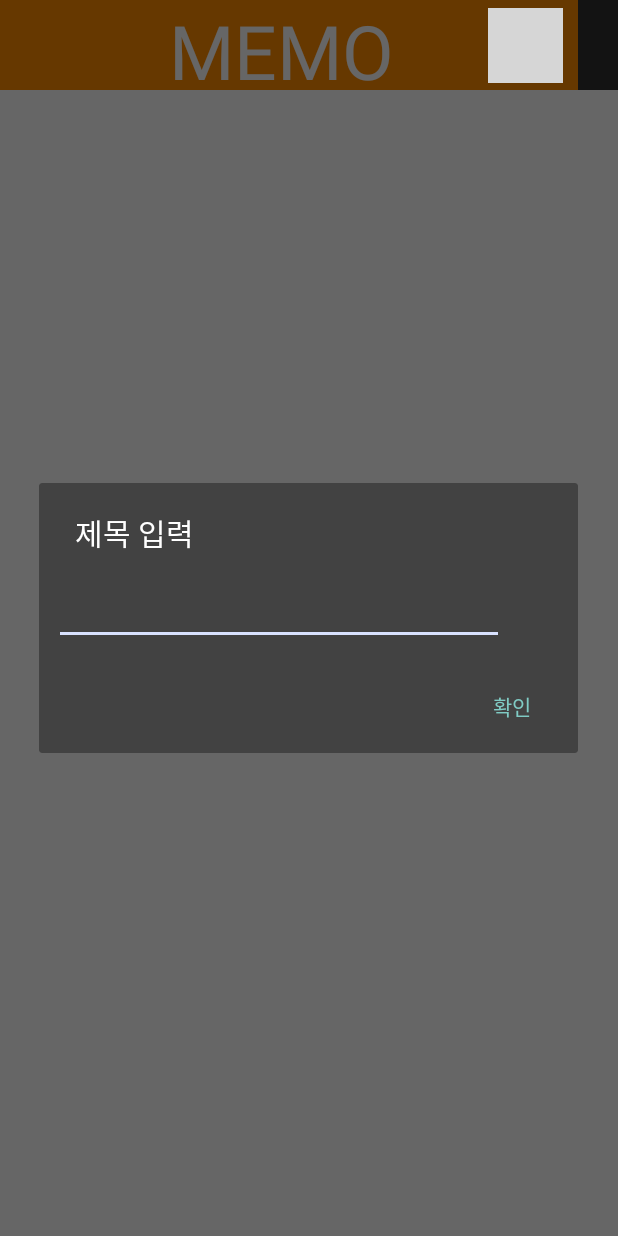
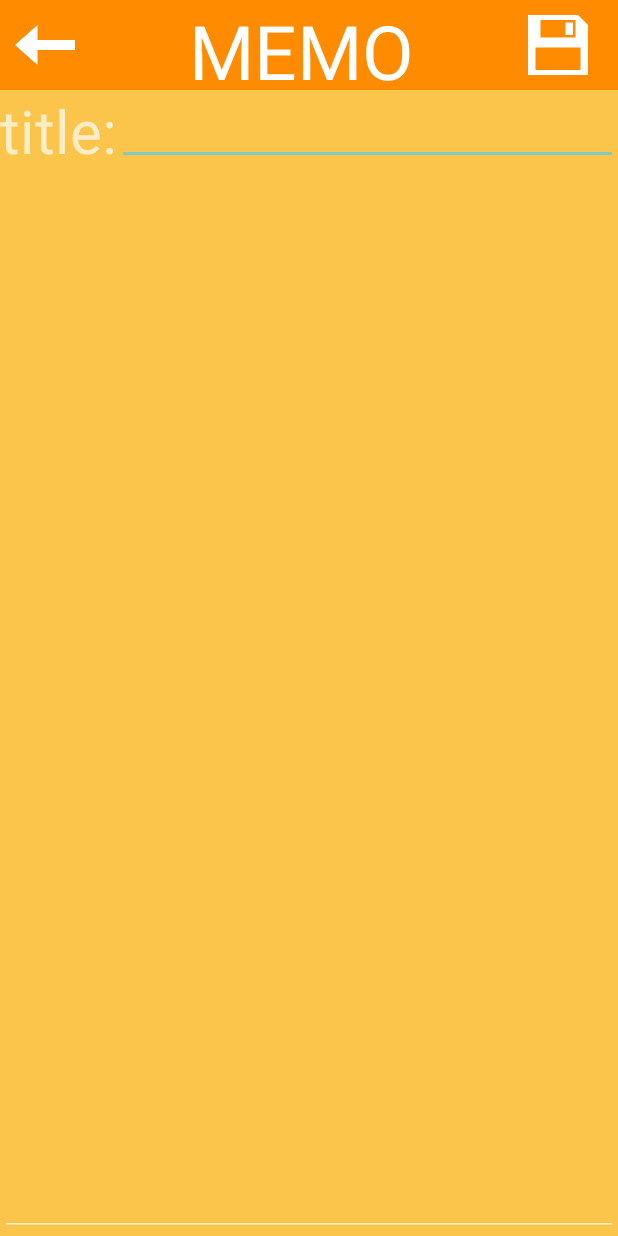
Before and after one commit to Hongsomang/MEMO, an Android app: the screen it shows after launch (MainActivity before the commit, MemoActivity after it), after a tap on an icon or button, on a phone screen of 412 x 824 dp. Run offline under Robolectric (Android 15) with nearby library versions, the phone set to English and light mode, and no system bars; grey boxes are pictures that could not be loaded.

Commit message:
메모UI

```diff
--- a/MEMO/app/src/main/AndroidManifest.xml
+++ b/MEMO/app/src/main/AndroidManifest.xml
@@ -15,6 +15,7 @@
                 <category android:name="android.intent.category.LAUNCHER"/>
             </intent-filter>
         </activity>
+        <activity android:name=".MemoActivity"></activity>
 
     </application>
     <uses-permission android:name="android.permission.INTERNET"/>
--- /dev/null
+++ b/MEMO/app/src/main/java/com/example/dsm2016/memo/DBHelper.java
@@ -0,0 +1,35 @@
+package com.example.dsm2016.memo;
+
+import android.content.Context;
+import android.content.DialogInterface;
+import android.database.sqlite.SQLiteDatabase;
+import android.database.sqlite.SQLiteOpenHelper;
+
+/**
+ * Created by dsm2016 on 2017-07-26.
+ */
+
+public class DBHelper extends SQLiteOpenHelper {
+    public static final int DATABASE_VERSION=1;
+    public DBHelper(Context context){
+        super(context,"testdb",null, DATABASE_VERSION);
+    }
+
+
+
+    @Override
+    public void onCreate(SQLiteDatabase db) {
+        String testSql="create table tb_tset ("+"_id integer primary key autoimcrement,"+
+                "title,"+
+                "memo)";
+        db.execSQL(testSql);
+    }
+
+    @Override
+    public void onUpgrade(SQLiteDatabase db, int oldVersion, int newVersion) {
+        if(newVersion==DATABASE_VERSION){
+            db.execSQL("drop table tb_test");
+            onCreate(db);
+        }
+    }
+}
--- a/MEMO/app/src/main/java/com/example/dsm2016/memo/MainActivity.java
+++ b/MEMO/app/src/main/java/com/example/dsm2016/memo/MainActivity.java
@@ -50,7 +50,9 @@ public class MainActivity extends AppCompatActivity {
     private Button.OnClickListener clickListener =new Button.OnClickListener(){
         @Override
         public void onClick(final View v) {
-            Context mContext = getApplicationContext();
+            Intent intent=new Intent(getApplicationContext(),MemoActivity.class);
+            startActivity(intent);
+         /*   Context mContext = getApplicationContext();
 
             LayoutInflater inflater = (LayoutInflater) mContext.getSystemService(LAYOUT_INFLATER_SERVICE);
             final View layout = inflater.inflate(R.layout.test, (ViewGroup) findViewById(R.id.layout_root));
@@ -74,7 +76,7 @@ public class MainActivity extends AppCompatActivity {
                 }
             });
             AlertDialog ad = aDialog.create();
-            ad.show();
+            ad.show();*/
 
         }
     };
--- /dev/null
+++ b/MEMO/app/src/main/java/com/example/dsm2016/memo/MemoActivity.java
@@ -0,0 +1,33 @@
+package com.example.dsm2016.memo;
+
+import android.os.Bundle;
+import android.support.annotation.Nullable;
+import android.support.v7.app.AppCompatActivity;
+import android.view.View;
+import android.widget.EditText;
+import android.widget.ImageButton;
+
+/**
+ * Created by dsm2016 on 2017-07-26.
+ */
+
+public class MemoActivity extends AppCompatActivity implements View.OnClickListener {
+    private EditText titlefiled,memofiled;
+    private ImageButton savebtn,backbtn;
+    @Override
+    protected void onCreate(@Nullable Bundle savedInstanceState) {
+        super.onCreate(savedInstanceState);
+        setContentView(R.layout.memo_activity);
+        titlefiled=(EditText)findViewById(R.id.titlefiled);
+        memofiled=(EditText)findViewById(R.id.memofiled);
+        savebtn=(ImageButton)findViewById(R.id.save);
+        backbtn=(ImageButton)findViewById(R.id.back);
+
+
+    }
+
+    @Override
+    public void onClick(View v) {
+
+    }
+}
--- /dev/null
+++ b/MEMO/app/src/main/res/layout/memo_activity.xml
@@ -0,0 +1,91 @@
+<?xml version="1.0" encoding="utf-8"?>
+<LinearLayout xmlns:android="http://schemas.android.com/apk/res/android"
+    android:orientation="vertical" android:layout_width="match_parent"
+    android:layout_height="match_parent">
+<RelativeLayout
+    android:layout_width="match_parent"
+    android:layout_height="60dp"
+    android:background="#FFFF8C00">
+    <TextView
+        android:layout_width="160dp"
+        android:layout_height="match_parent"
+        android:text="@string/app_name"
+        android:textSize="50dp"
+        android:textColor="#FFFF"
+        android:layout_alignParentTop="true"
+        android:layout_centerHorizontal="true" />
+    <RelativeLayout
+        android:layout_width="60dp"
+        android:layout_height="60dp"
+        android:layout_alignParentLeft="true">
+        <ImageButton
+            android:id="@+id/back"
+            android:layout_width="40dp"
+            android:layout_height="40dp"
+            android:background="@android:color/transparent"
+            android:layout_centerHorizontal="true"
+            android:layout_centerVertical="true"
+            android:scaleType="centerInside"
+            android:src="@drawable/back"/>
+    </RelativeLayout>
+    <RelativeLayout
+        android:layout_width="60dp"
+        android:layout_height="60dp"
+        android:layout_alignParentRight="true" >
+        <ImageButton
+            android:id="@+id/save"
+            android:background="@android:color/transparent"
+            android:scaleType="centerInside"
+            android:layout_width="40dp"
+            android:layout_height="40dp"
+            android:src="@drawable/save"
+            android:layout_centerVertical="true"/>
+    </RelativeLayout>
+</RelativeLayout>
+    <RelativeLayout
+        android:layout_width="match_parent"
+        android:layout_height="match_parent"
+        android:background="#FBC44A">
+        <RelativeLayout
+            android:id="@+id/titlelayout"
+            android:layout_width="match_parent"
+            android:layout_height="50dp">
+            <TextView
+                android:id="@+id/text"
+                android:layout_width="wrap_content"
+                android:layout_height="wrap_content"
+                android:layout_alignParentLeft="true"
+                android:text="title:"
+                android:textSize="40dp"/>
+            <EditText
+                android:id="@+id/titlefiled"
+                android:layout_width="wrap_content"
+                android:layout_height="wrap_content"
+                android:layout_toRightOf="@+id/text"
+                android:layout_alignParentBottom="true"
+                android:layout_alignParentRight="true"
+                android:inputType="text"
+                />
+        </RelativeLayout>
+        <RelativeLayout
+            android:layout_width="match_parent"
+            android:layout_height="match_parent"
+            android:layout_below="@+id/titlelayout"
+            android:orientation="horizontal">
+            <ImageView
+                android:id="@+id/imageview"
+                android:layout_width="5dp"
+                android:layout_height="match_parent"
+                android:layout_alignParentLeft="true"/>
+            <EditText
+                android:id="@+id/memofiled"
+                android:layout_width="match_parent"
+                android:layout_height="match_parent"
+                android:inputType="textMultiLine"
+                android:layout_alignParentTop="true"
+                android:layout_alignParentRight="true"
+                android:layout_alignParentEnd="true" />
+
+        </RelativeLayout>
+    </RelativeLayout>
+</LinearLayout>
```
Also changed, not shown: MEMO/app/src/main/res/drawable/back.png (added), MEMO/app/src/main/res/drawable/save.png (added).
